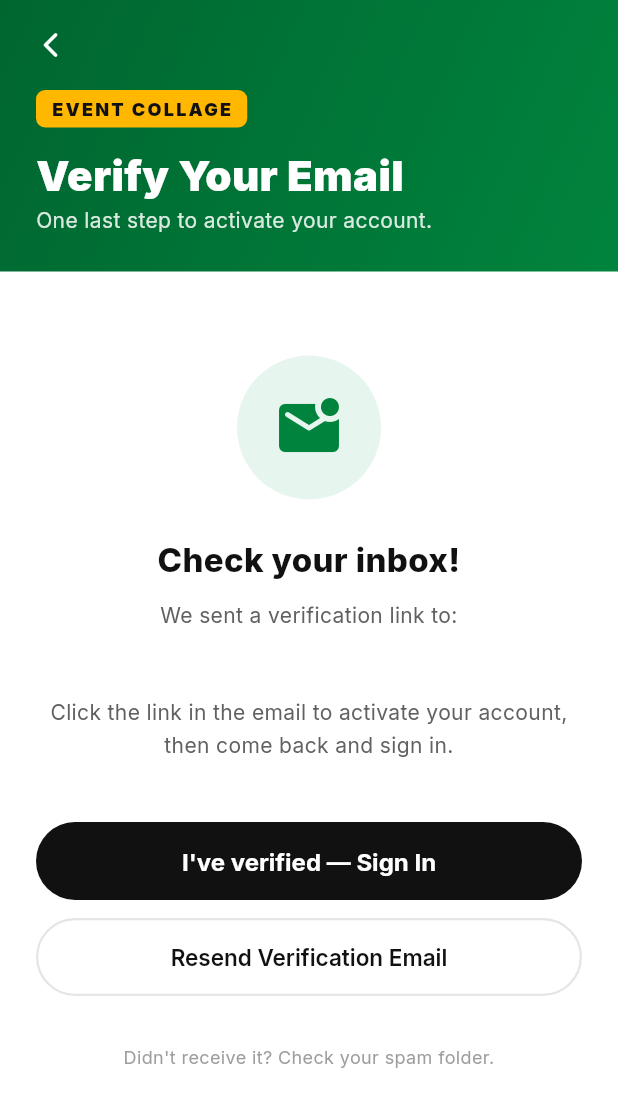
After one commit to mayankbohara0-dev/Event-Management-Collage, a Flutter app: the EmailVerificationScreen screen opened by its route, on a phone screen of 412 x 824 dp. The commit adds this screen. Shown: the top 1107 px of the screen. Run offline on Flutter 3.47's test engine with Material 3 defaults, Android fonts, the phone set to English and light mode, and no system bars; our stand-ins replace csv, firebase_core, firebase_messaging, fl_chart, flutter_riverpod, go_router and 6 more; missing offline and left inert: add_2_calendar, mobile_scanner, universal_html; accounts and stored records are empty; network calls fail.

Commit message:
fix: add email verification screen and fix auth redirect loop

```diff
--- a/event_app/lib/core/router.dart
+++ b/event_app/lib/core/router.dart
@@ -13,6 +13,7 @@ import '../features/events/presentation/registration_form_screen.dart';
 import '../features/events/presentation/event_details_screen.dart';
 import '../features/auth/presentation/forgot_password_screen.dart';
 import '../features/auth/presentation/reset_password_screen.dart';
+import '../features/auth/presentation/email_verification_screen.dart';
 
 // Admin Features
 import '../features/admin/auth/presentation/login_screen.dart' as admin_auth;
@@ -44,7 +45,7 @@ final routerProvider = Provider<GoRouter>((ref) {
       // ── Unauthenticated user ─────────────────────────────────────────
       if (session == null) {
         // Allow public routes through
-        final publicRoutes = ['/', '/student/login', '/admin/login', '/auth/forgot-password', '/auth/reset-password'];
+        final publicRoutes = ['/', '/student/login', '/admin/login', '/auth/forgot-password', '/auth/reset-password', '/auth/verify-email'];
         if (publicRoutes.contains(path)) return null;
         // Bounce everything else back to landing
         return '/';
@@ -108,6 +109,13 @@ final routerProvider = Provider<GoRouter>((ref) {
       GoRoute(
         path: '/auth/reset-password',
         builder: (context, state) => const ResetPasswordScreen(),
+      ),
+      GoRoute(
+        path: '/auth/verify-email',
+        builder: (context, state) {
+          final email = (state.extra as String?) ?? '';
+          return EmailVerificationScreen(email: email);
+        },
       ),
 
       // ── Detail/full-screen admin routes (no sidebar shell) ──────────
--- /dev/null
+++ b/event_app/lib/features/auth/presentation/email_verification_screen.dart
@@ -0,0 +1,268 @@
+import 'package:flutter/material.dart';
+import 'package:go_router/go_router.dart';
+import 'package:google_fonts/google_fonts.dart';
+import 'package:supabase_flutter/supabase_flutter.dart';
+import '../../../core/design_system.dart';
+
+class EmailVerificationScreen extends StatefulWidget {
+  final String email;
+  const EmailVerificationScreen({super.key, required this.email});
+
+  @override
+  State<EmailVerificationScreen> createState() => _EmailVerificationScreenState();
+}
+
+class _EmailVerificationScreenState extends State<EmailVerificationScreen> {
+  bool _isResending = false;
+  bool _resentSuccess = false;
+
+  Future<void> _resendEmail() async {
+    setState(() {
+      _isResending = true;
+      _resentSuccess = false;
+    });
+    try {
+      await Supabase.instance.client.auth.resend(
+        type: OtpType.signup,
+        email: widget.email,
+      );
+      if (mounted) setState(() => _resentSuccess = true);
+    } on AuthException catch (e) {
+      if (mounted) {
+        ScaffoldMessenger.of(context).showSnackBar(
+          SnackBar(content: Text(e.message), backgroundColor: AppColors.error),
+        );
+      }
+    } finally {
+      if (mounted) setState(() => _isResending = false);
+    }
+  }
+
+  @override
+  Widget build(BuildContext context) {
+    return Scaffold(
+      backgroundColor: AppColors.white,
+      body: SafeArea(
+        child: Column(
+          crossAxisAlignment: CrossAxisAlignment.start,
+          children: [
+            // Green header
+            Container(
+              width: double.infinity,
+              padding: const EdgeInsets.symmetric(horizontal: 24, vertical: 20),
+              decoration: const BoxDecoration(gradient: AppColors.heroGradient),
+              child: Column(
+                crossAxisAlignment: CrossAxisAlignment.start,
+                children: [
+                  GestureDetector(
+                    onTap: () => context.go('/student/login'),
+                    child: const Icon(Icons.arrow_back_ios_rounded,
+                        color: AppColors.white, size: 20),
+                  ),
+                  const SizedBox(height: 20),
+                  Container(
+                    padding:
+                        const EdgeInsets.symmetric(horizontal: 10, vertical: 4),
+                    decoration: BoxDecoration(
+                      color: AppColors.yellow,
+                      borderRadius: BorderRadius.circular(6),
+                    ),
+                    child: Text(
+                      'EVENT COLLAGE',
+                      style: GoogleFonts.inter(
+                        color: AppColors.black,
+                        fontSize: 12,
+                        fontWeight: FontWeight.w900,
+                        letterSpacing: 1.5,
+                      ),
+                    ),
+                  ),
+                  const SizedBox(height: 12),
+                  Text(
+                    'Verify Your Email',
+                    style: GoogleFonts.inter(
+                      color: AppColors.white,
+                      fontSize: 28,
+                      fontWeight: FontWeight.w900,
+                    ),
+                  ),
+                  Text(
+                    'One last step to activate your account.',
+                    style: GoogleFonts.inter(
+                      color: AppColors.white.withValues(alpha: 0.85),
+                      fontSize: 14,
+                    ),
+                  ),
+                  const SizedBox(height: 4),
+                ],
+              ),
+            ),
+
+            // Body
+            Expanded(
+              child: SingleChildScrollView(
+                padding: const EdgeInsets.all(24),
+                child: Column(
+                  crossAxisAlignment: CrossAxisAlignment.center,
+                  children: [
+                    const SizedBox(height: 32),
+
+                    // Email icon
+                    Container(
+                      width: 96,
+                      height: 96,
+                      decoration: BoxDecoration(
+                        color: AppColors.greenLight,
+                        shape: BoxShape.circle,
+                      ),
+                      child: const Icon(
+                        Icons.mark_email_unread_rounded,
+                        size: 48,
+                        color: AppColors.green,
+                      ),
+                    ),
+                    const SizedBox(height: 24),
+
+                    Text(
+                      'Check your inbox!',
+                      textAlign: TextAlign.center,
+                      style: GoogleFonts.inter(
+                        fontSize: 22,
+                        fontWeight: FontWeight.w800,
+                        color: AppColors.black,
+                      ),
+                    ),
+                    const SizedBox(height: 12),
+                    Text(
+                      'We sent a verification link to:',
+                      textAlign: TextAlign.center,
+                      style: GoogleFonts.inter(
+                        fontSize: 14,
+                        color: AppColors.grey600,
+                      ),
+                    ),
+                    const SizedBox(height: 6),
+                    Text(
+                      widget.email,
+                      textAlign: TextAlign.center,
+                      style: GoogleFonts.inter(
+                        fontSize: 15,
+                        fontWeight: FontWeight.w700,
+                        color: AppColors.green,
+                      ),
+                    ),
+                    const SizedBox(height: 16),
+                    Text(
+                      'Click the link in the email to activate your account,\nthen come back and sign in.',
+                      textAlign: TextAlign.center,
+                      style: GoogleFonts.inter(
+                        fontSize: 14,
+                        color: AppColors.grey600,
+                        height: 1.6,
+                      ),
+                    ),
+
+                    const SizedBox(height: 40),
+
+                    // "I've verified" — go to sign in
+                    SizedBox(
+                      width: double.infinity,
+                      height: 52,
+                      child: ElevatedButton(
+                        onPressed: () => context.go('/student/login'),
+                        style: ElevatedButton.styleFrom(
+                          backgroundColor: AppColors.black,
+                          shape: RoundedRectangleBorder(
+                              borderRadius: BorderRadius.circular(30)),
+                        ),
+                        child: Text(
+                          "I've verified — Sign In",
+                          style: GoogleFonts.inter(
+                            fontSize: 16,
+                            fontWeight: FontWeight.w700,
+                            color: AppColors.white,
+                          ),
+                        ),
+                      ),
+                    ),
+
+                    const SizedBox(height: 12),
+
+                    // Resend email
+                    SizedBox(
+                      width: double.infinity,
+                      height: 52,
+                      child: OutlinedButton(
+                        onPressed: _isResending ? null : _resendEmail,
+                        style: OutlinedButton.styleFrom(
+                          side: const BorderSide(
+                              color: AppColors.grey200, width: 1.5),
+                          shape: RoundedRectangleBorder(
+                              borderRadius: BorderRadius.circular(30)),
+                        ),
+                        child: _isResending
+                            ? const SizedBox(
+                                height: 20,
+                                width: 20,
+                                child: CircularProgressIndicator(
+                                    color: AppColors.green, strokeWidth: 2),
+                              )
+                            : Text(
+                                'Resend Verification Email',
+                                style: GoogleFonts.inter(
+                                  fontSize: 15,
+                                  fontWeight: FontWeight.w600,
+                                  color: AppColors.black,
+                                ),
+                              ),
+                      ),
+                    ),
+
+                    if (_resentSuccess) ...[
+                      const SizedBox(height: 12),
+                      Container(
+                        padding: const EdgeInsets.symmetric(
+                            horizontal: 16, vertical: 10),
+                        decoration: BoxDecoration(
+                          color: AppColors.greenLight,
+                          borderRadius: BorderRadius.circular(10),
+                        ),
+                        child: Row(
+                          children: [
+                            const Icon(Icons.check_circle_rounded,
+                                color: AppColors.green, size: 18),
+                            const SizedBox(width: 8),
+                            Expanded(
+                              child: Text(
+                                'Verification email resent successfully!',
+                                style: GoogleFonts.inter(
+                                  fontSize: 13,
+                                  color: AppColors.green,
+                                  fontWeight: FontWeight.w600,
+                                ),
+                              ),
+                            ),
+                          ],
+                        ),
+                      ),
+                    ],
+
+                    const SizedBox(height: 32),
+                    Text(
+                      'Didn\'t receive it? Check your spam folder.',
+                      textAlign: TextAlign.center,
+                      style: GoogleFonts.inter(
+                        fontSize: 12,
+                        color: AppColors.grey400,
+                      ),
+                    ),
+                  ],
+                ),
+              ),
+            ),
+          ],
+        ),
+      ),
+    );
+  }
+}
--- a/event_app/lib/features/auth/presentation/login_screen.dart
+++ b/event_app/lib/features/auth/presentation/login_screen.dart
@@ -35,8 +35,13 @@ class _LoginScreenState extends ConsumerState<LoginScreen> {
           email: _emailController.text.trim(),
           password: _passwordController.text,
         );
-        // New user — always go to onboarding to fill in their info
-        if (mounted) context.go('/student/onboarding');
+        // Send user to verify-email screen — they must confirm before signing in
+        if (mounted) {
+          context.go(
+            '/auth/verify-email',
+            extra: _emailController.text.trim(),
+          );
+        }
       } else {
         final res = await Supabase.instance.client.auth.signInWithPassword(
           email: _emailController.text.trim(),
```
Also changed, not shown: 1 other file.
